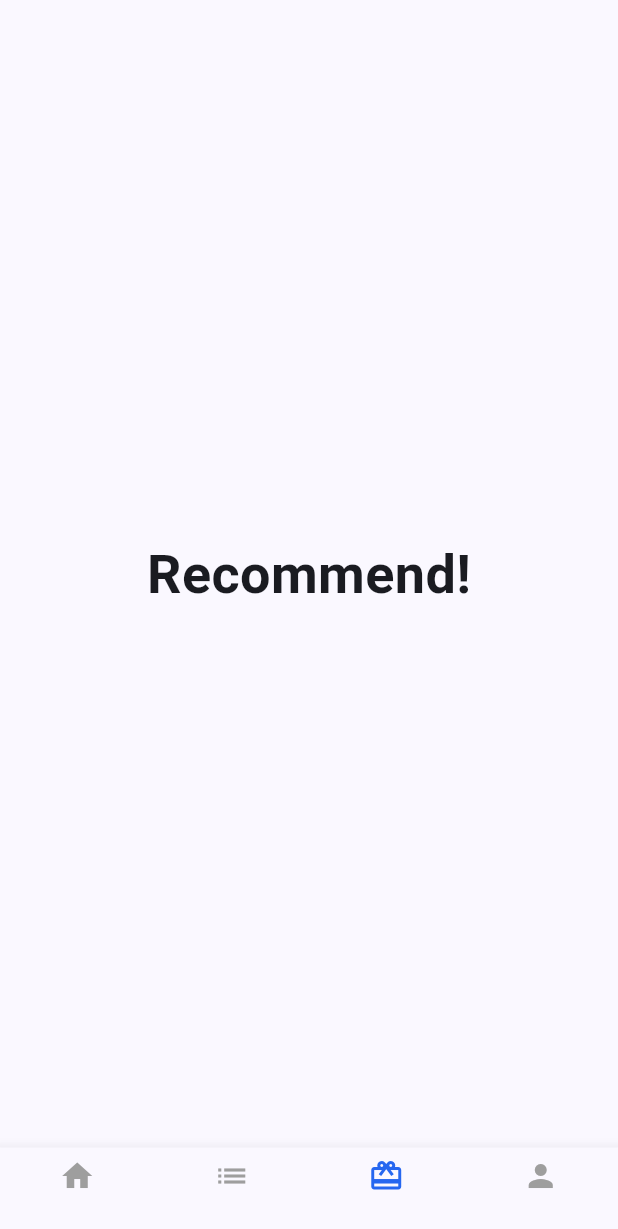
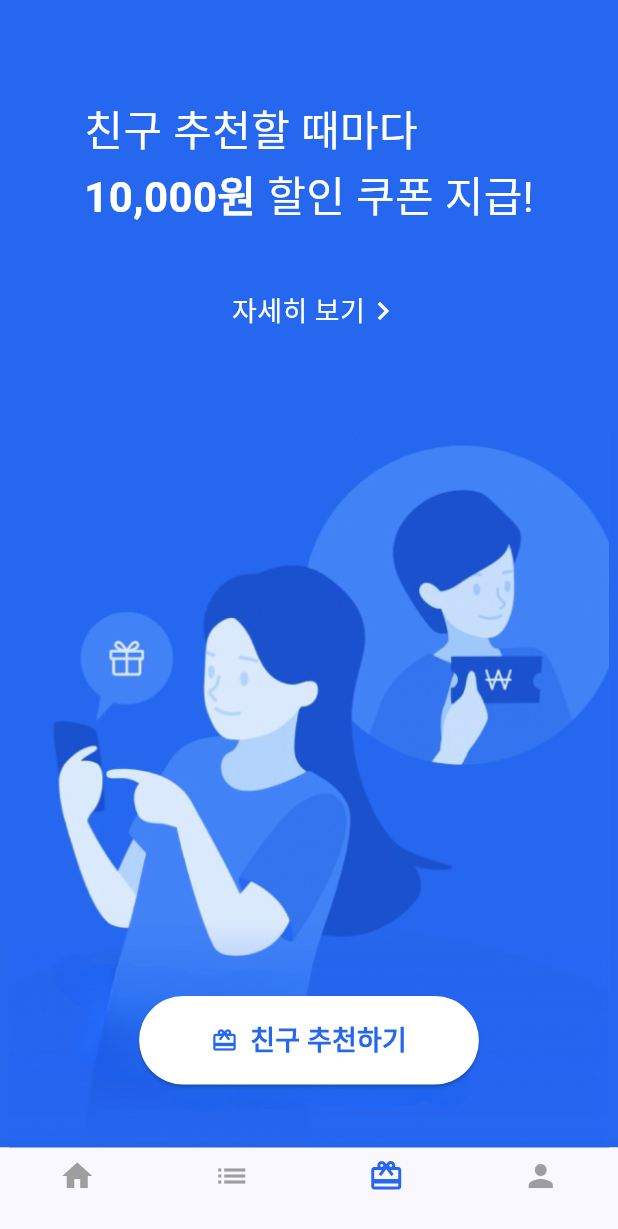
Before and after one commit to owen151128/flutter_study, a Flutter app: the screen it shows after launch, item 3 of the bottom bar chosen, on a phone screen of 412 x 824 dp. Shown: the top 1229 px of the screen. Run offline on Flutter 3.47's test engine with Material 3 defaults, Android fonts, the phone set to English and light mode, and no system bars.

Commit message:
feat(recommend): Add miso recommend page

```diff
--- a/miso/lib/recommend_page.dart
+++ b/miso/lib/recommend_page.dart
@@ -5,10 +5,99 @@ class RecommendPage extends StatelessWidget {
 
   @override
   Widget build(BuildContext context) => Scaffold(
-    body: Center(
-      child: Text(
-        "Recommend!",
-        style: TextStyle(fontSize: 36, fontWeight: FontWeight.bold),
+    backgroundColor: Theme.of(context).colorScheme.primary,
+    body: SafeArea(
+      child: Stack(
+        children: [
+          Column(
+            children: [
+              Spacer(),
+              Center(
+                child: Container(
+                  constraints: BoxConstraints(maxWidth: 400),
+                  child: Image.asset("assets/bg1.png"),
+                ),
+              ),
+            ],
+          ),
+          SizedBox(
+            width: double.infinity,
+            child: Column(
+              crossAxisAlignment: CrossAxisAlignment.center,
+              children: [
+                SizedBox(height: 64),
+                Text.rich(
+                  TextSpan(
+                    style: TextStyle(
+                      fontSize: 28,
+                      height: 1.5, // 줄간격 한 줄의 1.5배
+                      color: Colors.white,
+                    ),
+                    children: [
+                      TextSpan(text: "친구 추천할 때마다\n"),
+                      TextSpan(
+                        text: "10,000원 ",
+                        // 개별 스타일
+                        style: TextStyle(fontWeight: FontWeight.bold),
+                      ),
+                      TextSpan(text: "할인 쿠폰 지급!"),
+                    ],
+                  ),
+                ),
+                SizedBox(height: 32),
+                InkWell(
+                  borderRadius: BorderRadius.circular(64),
+                  onTap: () => {},
+                  child: Padding(
+                    padding: EdgeInsets.fromLTRB(20, 10, 10, 10),
+                    child: Row(
+                      mainAxisSize: MainAxisSize.min,
+                      children: [
+                        Text(
+                          style: TextStyle(color: Colors.white, fontSize: 18),
+                          "자세히 보기",
+                        ),
+                        Icon(Icons.chevron_right, color: Colors.white),
+                      ],
+                    ),
+                  ),
+                ),
+                Spacer(),
+                ElevatedButton(
+                  onPressed: () {},
+                  style: ElevatedButton.styleFrom(
+                    backgroundColor: Colors.white,
+                    shape: RoundedRectangleBorder(
+                      borderRadius: BorderRadius.circular(64),
+                    ),
+                  ),
+                  child: Padding(
+                    padding: EdgeInsets.symmetric(vertical: 16, horizontal: 24),
+                    child: Row(
+                      mainAxisSize: MainAxisSize.min,
+                      children: [
+                        Icon(
+                          Icons.redeem,
+                          color: Theme.of(context).primaryColor,
+                        ),
+                        SizedBox(width: 8),
+                        Text(
+                          style: TextStyle(
+                            fontSize: 18,
+                            fontWeight: FontWeight.bold,
+                            color: Theme.of(context).primaryColor,
+                          ),
+                          "친구 추천하기",
+                        ),
+                      ],
+                    ),
+                  ),
+                ),
+                SizedBox(height: 42),
+              ],
+            ),
+          ),
+        ],
       ),
     ),
   );
--- a/miso/pubspec.yaml
+++ b/miso/pubspec.yaml
@@ -58,9 +58,8 @@ flutter:
   uses-material-design: true
 
   # To add assets to your application, add an assets section, like this:
-  # assets:
-  #   - images/a_dot_burr.jpeg
-  #   - images/a_dot_ham.jpeg
+  assets:
+    - assets/
 
   # An image asset can refer to one or more resolution-specific "variants", see
   # https://flutter.dev/to/resolution-aware-images
```
Also changed, not shown: miso/assets/bg1.png (added).
